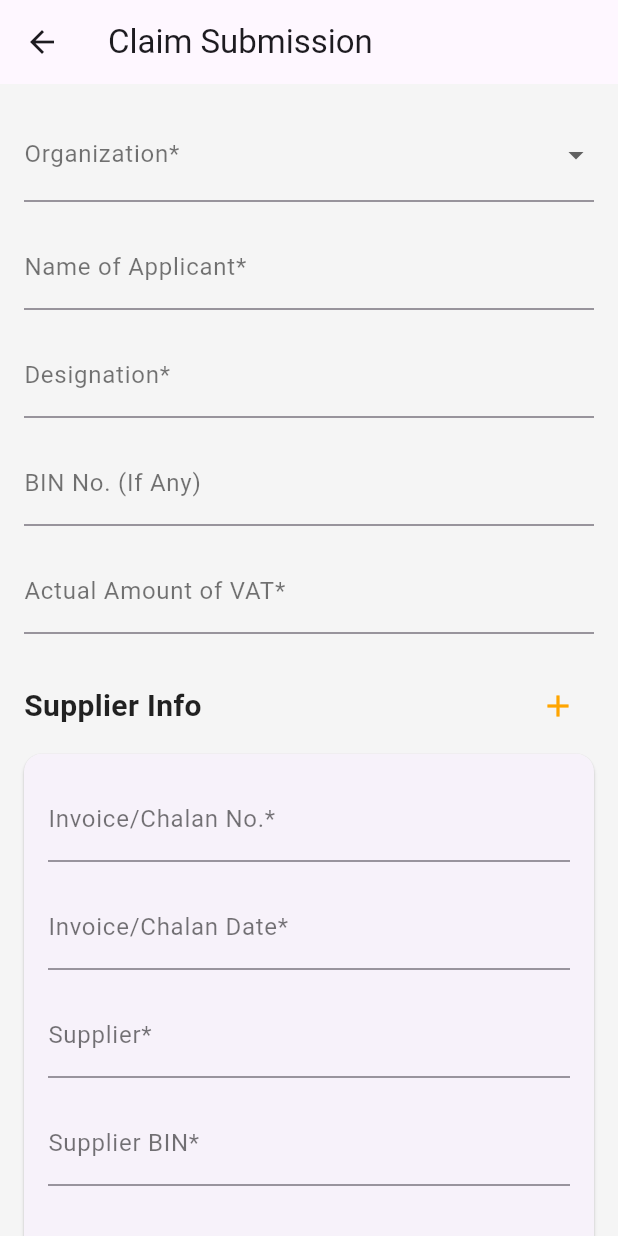
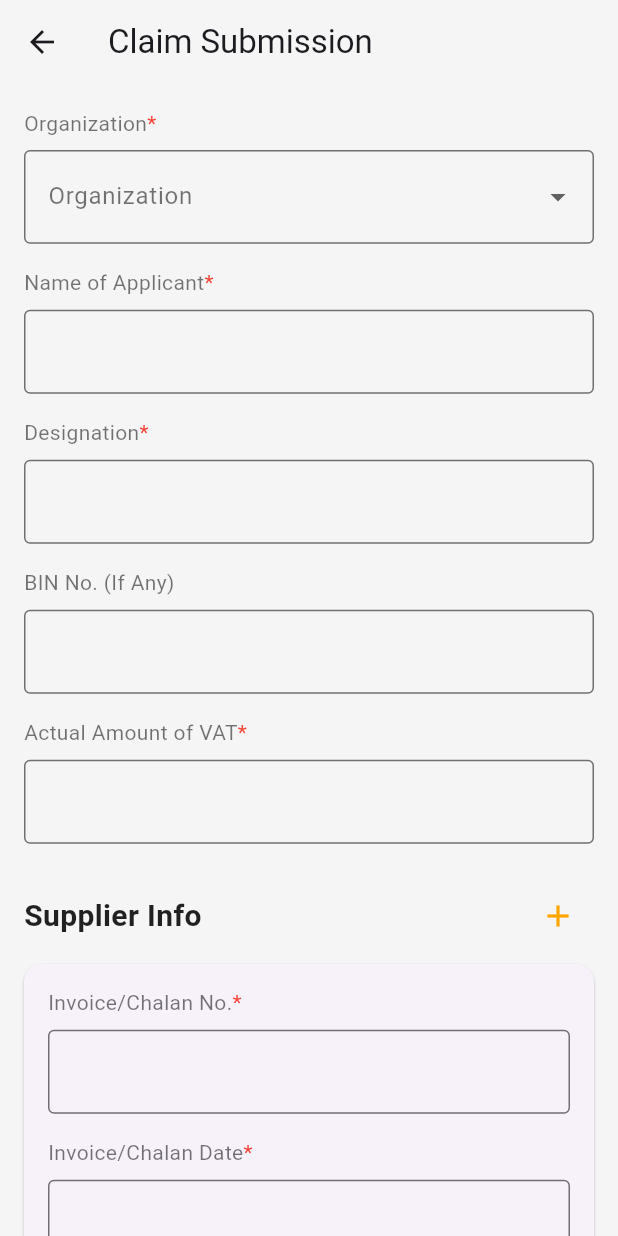
Before and after one commit to Mahfuz-00/dedo_pay, a Flutter app: the ClaimFormPage screen opened by its route, on a phone screen of 412 x 824 dp. Run offline on Flutter 3.47's test engine with Material 3 defaults, Android fonts, the phone set to English and light mode, and no system bars.

Commit message:
last Updated: 2nd jun 2025

```diff
--- /dev/null
+++ b/lib/Common/Config/Assets/app_images.dart
@@ -0,0 +1,3 @@
+class AppImages {
+  static const String loginLogo = 'Assets/Images/logo.png';
+}
--- a/lib/Common/Config/Theme/app_colors.dart
+++ b/lib/Common/Config/Theme/app_colors.dart
@@ -1,8 +1,8 @@
 import 'package:flutter/material.dart';
 
 class AppColors {
-  static const Color primary = Color(0xFF1976D2);
-  static const Color secondary = Color(0xFF42A5F5);
+  static const Color primary = Color(0xFF2C3A93);
+  static const Color secondary = Color(0xFFE26000);
   static const Color accent = Color(0xFFFFA500);
   static const Color background = Color(0xFFF5F5F5);
   static const Color textPrimary = Colors.black87;
--- /dev/null
+++ b/lib/Core/Widgets/custom_textfield.dart
@@ -0,0 +1,63 @@
+import 'package:flutter/material.dart';
+
+import '../../Common/Config/Theme/app_colors.dart';
+
+class CustomTextField extends StatelessWidget {
+  final String labelText;
+  final TextEditingController? controller;
+  final bool isRequired;
+  final bool obscureText;
+  final TextInputType? keyboardType;
+  final bool readOnly;
+  final VoidCallback? onTap;
+
+  const CustomTextField({
+    super.key,
+    required this.labelText,
+    this.controller,
+    this.isRequired = true,
+    this.obscureText = false,
+    this.keyboardType,
+    this.readOnly = false,
+    this.onTap,
+  });
+
+  @override
+  Widget build(BuildContext context) {
+    return Column(
+      crossAxisAlignment: CrossAxisAlignment.start,
+      children: [
+        Row(
+          children: [
+            Text(
+              labelText,
+              style: const TextStyle(color: AppColors.textSecondary),
+            ),
+            if (isRequired)
+              const Text(
+                '*',
+                style: TextStyle(color: AppColors.error),
+              ),
+          ],
+        ),
+        const SizedBox(height: 8.0),
+        TextField(
+          controller: controller,
+          obscureText: obscureText,
+          keyboardType: keyboardType,
+          readOnly: readOnly,
+          onTap: onTap,
+          decoration: const InputDecoration(
+            border: OutlineInputBorder(),
+            enabledBorder: OutlineInputBorder(
+              borderSide: BorderSide(color: AppColors.textSecondary),
+            ),
+            focusedBorder: OutlineInputBorder(
+              borderSide: BorderSide(color: AppColors.primary),
+            ),
+          ),
+        ),
+      ],
+    );
+  }
+}
--- a/lib/Presentation/Screens/claim_form.dart
+++ b/lib/Presentation/Screens/claim_form.dart
@@ -2,6 +2,7 @@ import 'package:flutter/material.dart';
 import 'package:intl/intl.dart';
 
 import '../../Common/Config/Theme/app_colors.dart';
+import '../../Core/Widgets/custom_textfield.dart';
 
 class SupplierInfo {
   final TextEditingController invoiceNo = TextEditingController();
@@ -51,19 +52,41 @@ class _ClaimFormPageState extends State<ClaimFormPage> {
     return Scaffold(
       appBar: AppBar(
         title: const Text('Claim Submission'),
+        backgroundColor: Colors.transparent,
+        elevation: 0,
       ),
       body: SingleChildScrollView(
         padding: const EdgeInsets.all(16.0),
         child: Column(
           crossAxisAlignment: CrossAxisAlignment.start,
           children: [
-            DropdownButtonFormField<String>(
-              decoration: InputDecoration(
-                labelText: 'Organization*',
-                labelStyle: const TextStyle(color: AppColors.textSecondary),
-                suffix: const Text(
+            const Row(
+              children: [
+                Text(
+                  'Organization',
+                  style: TextStyle(color: AppColors.textSecondary),
+                ),
+                Text(
                   '*',
                   style: TextStyle(color: AppColors.error),
+                ),
+              ],
+            ),
+            const SizedBox(height: 8.0),
+            DropdownButtonFormField<String>(
+              decoration: const InputDecoration(
+                labelText: 'Organization',
+                labelStyle: TextStyle(color: AppColors.textSecondary),
+                suffix: Text(
+                  '*',
+                  style: TextStyle(color: AppColors.error),
+                ),
+                border: OutlineInputBorder(),
+                enabledBorder: OutlineInputBorder(
+                  borderSide: BorderSide(color: AppColors.textSecondary),
+                ),
+                focusedBorder: OutlineInputBorder(
+                  borderSide: BorderSide(color: AppColors.primary),
                 ),
               ),
               value: selectedOrganization,
@@ -77,48 +100,28 @@ class _ClaimFormPageState extends State<ClaimFormPage> {
               },
             ),
             const SizedBox(height: 16.0),
-            TextField(
+            CustomTextField(
+              labelText: 'Name of Applicant',
               controller: applicantNameController,
-              decoration: InputDecoration(
-                labelText: 'Name of Applicant*',
-                labelStyle: const TextStyle(color: AppColors.textSecondary),
-                suffix: const Text(
-                  '*',
-                  style: TextStyle(color: AppColors.error),
-                ),
-              ),
+              isRequired: true,
             ),
             const SizedBox(height: 16.0),
-            TextField(
+            CustomTextField(
+              labelText: 'Designation',
               controller: designationController,
-              decoration: InputDecoration(
-                labelText: 'Designation*',
-                labelStyle: const TextStyle(color: AppColors.textSecondary),
-                suffix: const Text(
-                  '*',
-                  style: TextStyle(color: AppColors.error),
-                ),
-              ),
+              isRequired: true,
             ),
             const SizedBox(height: 16.0),
-            TextField(
+            CustomTextField(
+              labelText: 'BIN No. (If Any)',
               controller: binController,
-              decoration: const InputDecoration(
-                labelText: 'BIN No. (If Any)',
-                labelStyle: TextStyle(color: AppColors.textSecondary),
-              ),
+              isRequired: false,
             ),
             const SizedBox(height: 16.0),
-            TextField(
+            CustomTextField(
+              labelText: 'Actual Amount of VAT',
               controller: vatAmountController,
-              decoration: InputDecoration(
-                labelText: 'Actual Amount of VAT*',
-                labelStyle: const TextStyle(color: AppColors.textSecondary),
-                suffix: const Text(
-                  '*',
-                  style: TextStyle(color: AppColors.error),
-                ),
-              ),
+              isRequired: true,
               keyboardType: TextInputType.number,
             ),
             const SizedBox(height: 24.0),
@@ -147,79 +150,43 @@ class _ClaimFormPageState extends State<ClaimFormPage> {
                     padding: const EdgeInsets.all(16.0),
                     child: Column(
                       children: [
-                        TextField(
+                        CustomTextField(
+                          labelText: 'Invoice/Chalan No.',
                           controller: supplier.invoiceNo,
-                          decoration: InputDecoration(
-                            labelText: 'Invoice/Chalan No.*',
-                            labelStyle: const TextStyle(color: AppColors.textSecondary),
-                            suffix: const Text(
-                              '*',
-                              style: TextStyle(color: AppColors.error),
-                            ),
-                          ),
+                          isRequired: true,
                         ),
                         const SizedBox(height: 16.0),
-                        TextField(
+                        CustomTextField(
+                          labelText: 'Invoice/Chalan Date',
                           controller: supplier.date,
-                          decoration: InputDecoration(
-                            labelText: 'Invoice/Chalan Date*',
-                            labelStyle: const TextStyle(color: AppColors.textSecondary),
-                            suffix: const Text(
-                              '*',
-                              style: TextStyle(color: AppColors.error),
-                            ),
-                          ),
+                          isRequired: true,
                           readOnly: true,
                           onTap: () => _selectDate(context, supplier.date),
                         ),
                         const SizedBox(height: 16.0),
-                        TextField(
+                        CustomTextField(
+                          labelText: 'Supplier',
                           controller: supplier.supplier,
-                          decoration: InputDecoration(
-                            labelText: 'Supplier*',
-                            labelStyle: const TextStyle(color: AppColors.textSecondary),
-                            suffix: const Text(
-                              '*',
-                              style: TextStyle(color: AppColors.error),
-                            ),
-                          ),
+                          isRequired: true,
                         ),
                         const SizedBox(height: 16.0),
-                        TextField(
+                        CustomTextField(
+                          labelText: 'Supplier BIN',
                           controller: supplier.supplierBin,
-                          decoration: InputDecoration(
-                            labelText: 'Supplier BIN*',
-                            labelStyle: const TextStyle(color: AppColors.textSecondary),
-                            suffix: const Text(
-                              '*',
-                              style: TextStyle(color: AppColors.error),
-                            ),
-                          ),
+                          isRequired: true,
                         ),
                         const SizedBox(height: 16.0),
-                        TextField(
+                        CustomTextField(
+                          labelText: 'Amount of Supplies',
                           controller: supplier.amountSupplies,
-                          decoration: InputDecoration(
-                            labelText: 'Amount of Supplies*',
-                            labelStyle: const TextStyle(color: AppColors.textSecondary),
-                            suffix: const Text(
-                              '*',
-                              style: TextStyle(color: AppColors.error),
-                            ),
-                          ),
+                          isRequired: true,
                           keyboardType: TextInputType.number,
                         ),
                         const SizedBox(height: 16.0),
-                        TextField(
+                        CustomTextField(
+                          labelText: 'Amount of VAT/TAX',
                           controller: supplier.amountVat,
-                          decoration: InputDecoration(
-                            labelText: 'Amount of VAT/TAX*',
-                            labelStyle: const TextStyle(color: AppColors.textSecondary),
-                            suffix: const Text(
-                              '*',
-                              style: TextStyle(color: AppColors.error),
-                            ),
-                          ),
+                          isRequired: true,
                           keyboardType: TextInputType.number,
                         ),
                         const SizedBox(height: 16.0),
--- a/lib/main.dart
+++ b/lib/main.dart
@@ -19,9 +19,12 @@ class DedoApp extends StatelessWidget {
         scaffoldBackgroundColor: AppColors.background,
         elevatedButtonTheme: ElevatedButtonThemeData(
           style: ElevatedButton.styleFrom(
-            backgroundColor: AppColors.accent,
+            backgroundColor: AppColors.primary,
             foregroundColor: Colors.white,
             padding: const EdgeInsets.symmetric(vertical: 16.0, horizontal: 24.0),
+            shape: RoundedRectangleBorder(
+              borderRadius: BorderRadius.circular(4.0), // Reduced radius
+            ),
           ),
         ),
         textTheme: const TextTheme(
--- a/pubspec.yaml
+++ b/pubspec.yaml
@@ -60,7 +60,8 @@ flutter:
   uses-material-design: true
 
   # To add assets to your application, add an assets section, like this:
-  # assets:
+  assets:
+    - Assets/Images/
   #   - images/a_dot_burr.jpeg
   #   - images/a_dot_ham.jpeg
 
```
Also changed, not shown: lib/Presentation/Screens/claim_tracking.dart (+30 -21 lines), lib/Presentation/Screens/log_in.dart (+22 -21 lines), lib/res/assets_res.dart (added, +11 -0 lines), Assets/Images/logo.png (added).
